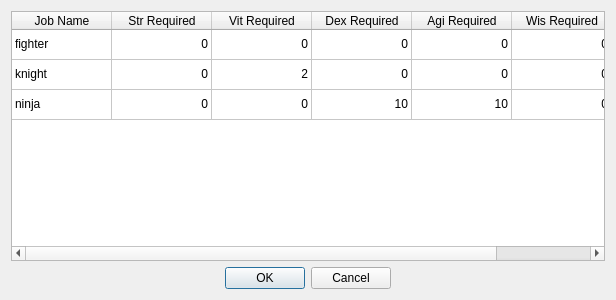
Above: forms/selectjobdialog.ui from SamuelPossamai/SimpleGameOfMine before the change. Below: the same form after it.
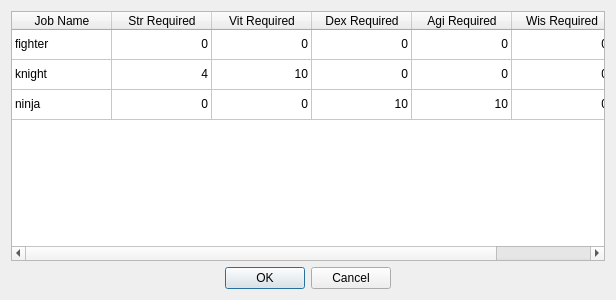
That is the form after the change.

```diff
--- a/forms/selectjobdialog.ui
+++ b/forms/selectjobdialog.ui
@@ -128,7 +128,7 @@
      </item>
      <item row="1" column="1">
       <property name="text">
-       <string>0</string>
+       <string>4</string>
       </property>
       <property name="textAlignment">
        <set>AlignTrailing|AlignVCenter</set>
@@ -136,7 +136,7 @@
      </item>
      <item row="1" column="2">
       <property name="text">
-       <string>2</string>
+       <string>10</string>
       </property>
       <property name="textAlignment">
        <set>AlignTrailing|AlignVCenter</set>
```
